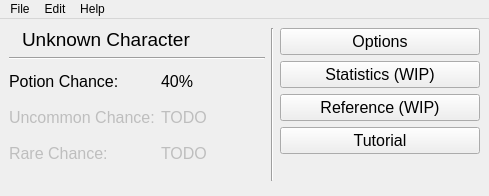
Qt form src/ui/mainwindow.ui (casey-c/spiretool) before a commit.
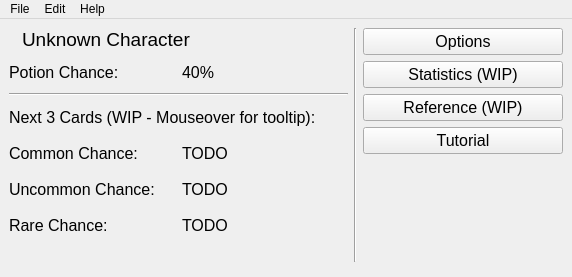
The same form after that commit. Icons and pictures are not drawn.

Commit message: Basic card chance (wip)

```diff
--- a/src/ui/mainwindow.ui
+++ b/src/ui/mainwindow.ui
@@ -6,8 +6,8 @@
    <rect>
     <x>0</x>
     <y>0</y>
-    <width>489</width>
-    <height>196</height>
+    <width>572</width>
+    <height>277</height>
    </rect>
   </property>
   <property name="sizePolicy">
@@ -25,7 +25,177 @@
   </property>
   <widget class="QWidget" name="centralwidget">
    <layout class="QGridLayout" name="gridLayout">
-    <item row="0" column="3" rowspan="7">
+    <item row="2" column="0" colspan="2">
+     <widget class="Line" name="line_3">
+      <property name="orientation">
+       <enum>Qt::Horizontal</enum>
+      </property>
+     </widget>
+    </item>
+    <item row="5" column="0">
+     <widget class="QLabel" name="label_5">
+      <property name="enabled">
+       <bool>true</bool>
+      </property>
+      <property name="minimumSize">
+       <size>
+        <width>0</width>
+        <height>30</height>
+       </size>
+      </property>
+      <property name="font">
+       <font>
+        <pointsize>12</pointsize>
+       </font>
+      </property>
+      <property name="text">
+       <string>Uncommon Chance:</string>
+      </property>
+     </widget>
+    </item>
+    <item row="0" column="0" colspan="2">
+     <layout class="QHBoxLayout" name="horizontalLayout">
+      <item>
+       <widget class="QLabel" name="label_char_image">
+        <property name="text">
+         <string/>
+        </property>
+        <property name="pixmap">
+         <pixmap resource="../../resources/resources.qrc">:/icons/silent.svg</pixmap>
+        </property>
+       </widget>
+      </item>
+      <item>
+       <widget class="QLabel" name="label_char">
+        <property name="font">
+         <font>
+          <pointsize>14</pointsize>
+          <weight>50</weight>
+          <bold>false</bold>
+         </font>
+        </property>
+        <property name="text">
+         <string>Unknown Character</string>
+        </property>
+       </widget>
+      </item>
+      <item>
+       <spacer name="horizontalSpacer">
+        <property name="orientation">
+         <enum>Qt::Horizontal</enum>
+        </property>
+        <property name="sizeHint" stdset="0">
+         <size>
+          <width>40</width>
+          <height>20</height>
+         </size>
+        </property>
+       </spacer>
+      </item>
+     </layout>
+    </item>
+    <item row="0" column="2" rowspan="8">
+     <widget class="Line" name="line">
+      <property name="orientation">
+       <enum>Qt::Vertical</enum>
+      </property>
+     </widget>
+    </item>
+    <item row="5" column="1">
+     <widget class="QLabel" name="label_uc">
+      <property name="enabled">
+       <bool>true</bool>
+      </property>
+      <property name="minimumSize">
+       <size>
+        <width>0</width>
+        <height>30</height>
+       </size>
+      </property>
+      <property name="font">
+       <font>
+        <pointsize>12</pointsize>
+       </font>
+      </property>
+      <property name="text">
+       <string>TODO</string>
+      </property>
+     </widget>
+    </item>
+    <item row="7" column="0" colspan="2">
+     <spacer name="verticalSpacer_2">
+      <property name="orientation">
+       <enum>Qt::Vertical</enum>
+      </property>
+      <property name="sizeHint" stdset="0">
+       <size>
+        <width>20</width>
+        <height>0</height>
+       </size>
+      </property>
+     </spacer>
+    </item>
+    <item row="4" column="0">
+     <widget class="QLabel" name="label_6">
+      <property name="enabled">
+       <bool>true</bool>
+      </property>
+      <property name="minimumSize">
+       <size>
+        <width>0</width>
+        <height>30</height>
+       </size>
+      </property>
+      <property name="font">
+       <font>
+        <pointsize>12</pointsize>
+       </font>
+      </property>
+      <property name="text">
+       <string>Common Chance:</string>
+      </property>
+     </widget>
+    </item>
+    <item row="4" column="1">
+     <widget class="QLabel" name="label_cc">
+      <property name="enabled">
+       <bool>true</bool>
+      </property>
+      <property name="minimumSize">
+       <size>
+        <width>0</width>
+        <height>30</height>
+       </size>
+      </property>
+      <property name="font">
+       <font>
+        <pointsize>12</pointsize>
+       </font>
+      </property>
+      <property name="text">
+       <string>TODO</string>
+      </property>
+     </widget>
+    </item>
+    <item row="1" column="1">
+     <widget class="QLabel" name="label_pc">
+      <property name="minimumSize">
+       <size>
+        <width>0</width>
+        <height>30</height>
+       </size>
+      </property>
+      <property name="font">
+       <font>
+        <pointsize>12</pointsize>
+       </font>
+      </property>
+      <property name="text">
+       <string>40%</string>
+      </property>
+     </widget>
+    </item>
+    <item row="0" column="3" rowspan="9">
      <layout class="QVBoxLayout" name="verticalLayout">
       <item>
        <widget class="QPushButton" name="button_options">
@@ -154,90 +324,10 @@
       </item>
      </layout>
     </item>
-    <item row="0" column="0" colspan="2">
-     <layout class="QHBoxLayout" name="horizontalLayout">
-      <item>
-       <widget class="QLabel" name="label_char_image">
-        <property name="text">
-         <string/>
-        </property>
-        <property name="pixmap">
-         <pixmap resource="../../resources/resources.qrc">:/icons/silent.svg</pixmap>
-        </property>
-       </widget>
-      </item>
-      <item>
-       <widget class="QLabel" name="label_char">
-        <property name="font">
-         <font>
-          <pointsize>14</pointsize>
-          <weight>50</weight>
-          <bold>false</bold>
-         </font>
-        </property>
-        <property name="text">
-         <string>Unknown Character</string>
-        </property>
-       </widget>
-      </item>
-      <item>
-       <spacer name="horizontalSpacer">
-        <property name="orientation">
-         <enum>Qt::Horizontal</enum>
-        </property>
-        <property name="sizeHint" stdset="0">
-         <size>
-          <width>40</width>
-          <height>20</height>
-         </size>
-        </property>
-       </spacer>
-      </item>
-     </layout>
-    </item>
-    <item row="2" column="0">
-     <widget class="QLabel" name="label_3">
-      <property name="minimumSize">
-       <size>
-        <width>0</width>
-        <height>30</height>
-       </size>
-      </property>
-      <property name="font">
-       <font>
-        <pointsize>12</pointsize>
-       </font>
-      </property>
-      <property name="text">
-       <string>Potion Chance:</string>
-      </property>
-     </widget>
-    </item>
-    <item row="3" column="0">
-     <widget class="QLabel" name="label_5">
-      <property name="enabled">
-       <bool>false</bool>
-      </property>
-      <property name="minimumSize">
-       <size>
-        <width>0</width>
-        <height>30</height>
-       </size>
-      </property>
-      <property name="font">
-       <font>
-        <pointsize>12</pointsize>
-       </font>
-      </property>
-      <property name="text">
-       <string>Uncommon Chance:</string>
-      </property>
-     </widget>
-    </item>
-    <item row="4" column="0">
+    <item row="6" column="0">
      <widget class="QLabel" name="label_7">
       <property name="enabled">
-       <bool>false</bool>
+       <bool>true</bool>
       </property>
       <property name="minimumSize">
        <size>
@@ -255,8 +345,8 @@
       </property>
      </widget>
     </item>
-    <item row="2" column="1">
-     <widget class="QLabel" name="label_pc">
+    <item row="1" column="0">
+     <widget class="QLabel" name="label_3">
       <property name="minimumSize">
        <size>
         <width>0</width>
@@ -266,38 +356,19 @@
       <property name="font">
        <font>
         <pointsize>12</pointsize>
+        <weight>50</weight>
+        <bold>false</bold>
        </font>
       </property>
       <property name="text">
-       <string>40%</string>
+       <string>Potion Chance:</string>
       </property>
      </widget>
     </item>
-    <item row="3" column="1">
-     <widget class="QLabel" name="label_uc">
-      <property name="enabled">
-       <bool>false</bool>
-      </property>
-      <property name="minimumSize">
-       <size>
-        <width>0</width>
-        <height>30</height>
-       </size>
-      </property>
-      <property name="font">
-       <font>
-        <pointsize>12</pointsize>
-       </font>
-      </property>
-      <property name="text">
-       <string>TODO</string>
-      </property>
-     </widget>
-    </item>
-    <item row="4" column="1">
+    <item row="6" column="1">
      <widget class="QLabel" name="label_rc">
       <property name="enabled">
-       <bool>false</bool>
+       <bool>true</bool>
       </property>
       <property name="minimumSize">
        <size>
@@ -315,30 +386,29 @@
       </property>
      </widget>
     </item>
-    <item row="1" column="0" colspan="2">
-     <widget class="Line" name="line_2">
-      <property name="orientation">
-       <enum>Qt::Horizontal</enum>
+    <item row="3" column="0" colspan="2">
+     <widget class="QLabel" name="label_8">
+      <property name="enabled">
+       <bool>true</bool>
       </property>
-     </widget>
-    </item>
-    <item row="5" column="0" colspan="2">
-     <spacer name="verticalSpacer_2">
-      <property name="orientation">
-       <enum>Qt::Vertical</enum>
-      </property>
-      <property name="sizeHint" stdset="0">
+      <property name="minimumSize">
        <size>
-        <width>20</width>
-        <height>0</height>
+        <width>0</width>
+        <height>30</height>
        </size>
       </property>
-     </spacer>
-    </item>
-    <item row="0" column="2" rowspan="6">
-     <widget class="Line" name="line">
-      <property name="orientation">
-       <enum>Qt::Vertical</enum>
+      <property name="font">
+       <font>
+        <pointsize>12</pointsize>
+        <weight>50</weight>
+        <bold>false</bold>
+       </font>
+      </property>
+      <property name="toolTip">
+       <string>&lt;html&gt;&lt;head/&gt;&lt;body&gt;&lt;p&gt;Work in Progress&lt;/p&gt;&lt;p&gt;Reports the probability of seeing a certain rarity of card within the next combat rewards screen. No support yet for relics that alter card counts (Prayer Wheel, Busted Crown, Question Card) or probabilities (N'loths Gift).&lt;/p&gt;&lt;p&gt;The chance shown is the probability that you will see at least one card of the given rarity within the next three cards. This chance is altered each time you see a common card (including within the same rewards screen), does not change upon seeing an uncommon card, and resets back to the default (0% without specific relics) upon rolling a rare card or starting a new act.&lt;/p&gt;&lt;p&gt;Trivia: &lt;/p&gt;&lt;p&gt;* It is mathematically impossible to see a rare card on the first combat reward screen of each act (excluding relic interactions).&lt;/p&gt;&lt;p&gt;* Rare cards on offer will never be upgraded unless you have the corresponding egg relic.&lt;/p&gt;&lt;/body&gt;&lt;/html&gt;</string>
+      </property>
+      <property name="text">
+       <string>Next 3 Cards (WIP - Mouseover for tooltip):</string>
       </property>
      </widget>
     </item>
@@ -349,7 +419,7 @@
     <rect>
      <x>0</x>
      <y>0</y>
-     <width>489</width>
+     <width>572</width>
      <height>21</height>
     </rect>
    </property>
```
The commit also changes 4 other files.
